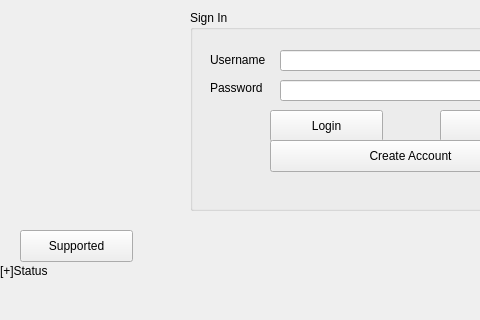
Above: Launcher/mainwindow.ui from Lamson555/iCyberSecurity before the change; both pictures show x 0 to 480 and y 280 to 600 of the 800 by 600 pixel window. Below: the same form after it.
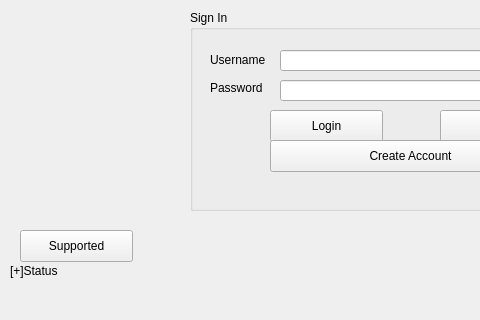
That is the form after the change.

The edit to the form file:
```diff
--- a/Launcher/mainwindow.ui
+++ b/Launcher/mainwindow.ui
@@ -2,6 +2,9 @@
 <ui version="4.0">
  <class>MainWindow</class>
  <widget class="QMainWindow" name="MainWindow">
+  <property name="enabled">
+   <bool>true</bool>
+  </property>
   <property name="geometry">
    <rect>
     <x>0</x>
@@ -160,7 +163,7 @@
    <widget class="QLabel" name="Status">
     <property name="geometry">
      <rect>
-      <x>0</x>
+      <x>10</x>
       <y>540</y>
       <width>171</width>
       <height>21</height>
```
Left out of the diff: 11 changed lines with no effect on the pictures.
